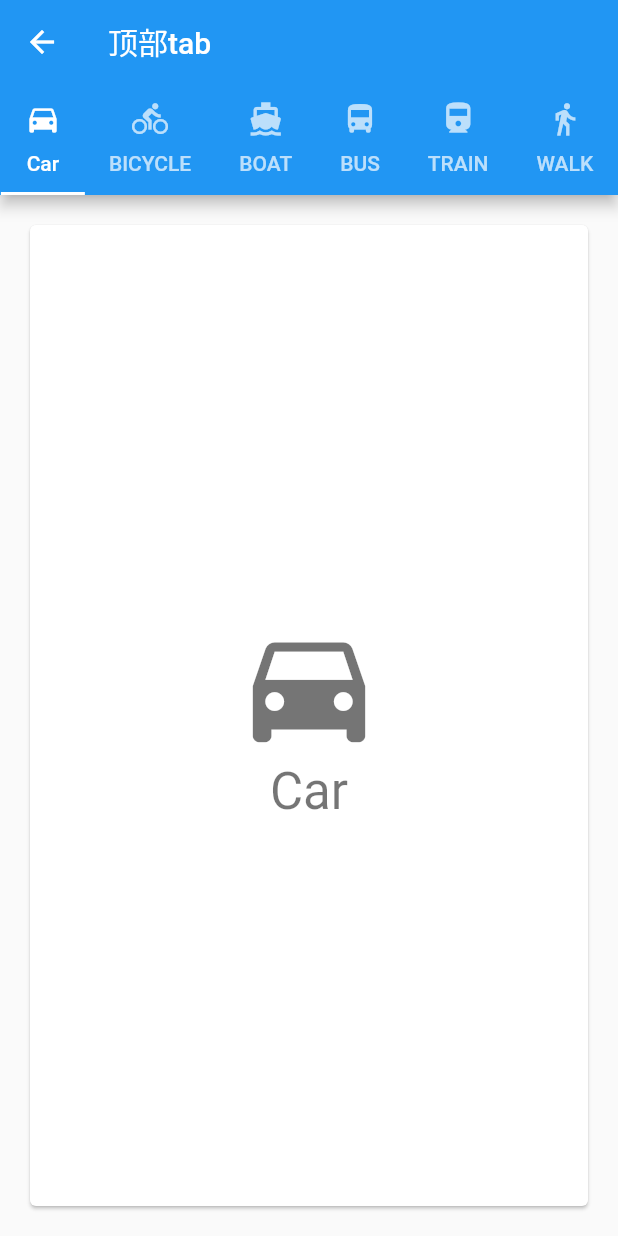
After one commit to wkl007/flutter_base_demo, a Flutter app: the TabAppBarPage screen opened by its route, on a phone screen of 412 x 824 dp. The commit adds this screen. Run offline on Flutter 3.47's test engine with Material 2 defaults, Android fonts, the phone set to English and light mode, and no system bars; our stand-ins replace dio, hexcolor, image_picker, shared_preferences; accounts and stored records are empty; network calls fail.

Commit message:
feat: 添加部分页面

```diff
--- /dev/null
+++ b/lib/pages/tab_app_bar_page.dart
@@ -0,0 +1,90 @@
+import 'package:flutter/material.dart';
+
+class TabAppBarPage extends StatelessWidget {
+  const TabAppBarPage({Key? key}) : super(key: key);
+
+  @override
+  Widget build(BuildContext context) {
+    return DefaultTabController(
+      length: choices.length,
+      child: Scaffold(
+        appBar: AppBar(
+          title: Text('顶部tab'),
+          leading: GestureDetector(
+            onTap: () {
+              Navigator.pop(context);
+            },
+            child: Icon(Icons.arrow_back),
+          ),
+          bottom: TabBar(
+            isScrollable: true,
+            tabs: choices.map((Choice choice) {
+              return Tab(
+                text: choice.title,
+                icon: Icon(choice.icon),
+              );
+            }).toList(),
+          ),
+        ),
+        body: TabBarView(
+          children: choices.map((Choice choice) {
+            return Padding(
+              padding: EdgeInsets.all(16),
+              child: ChoiceCard(
+                choice: choice,
+              ),
+            );
+          }).toList(),
+        ),
+      ),
+    );
+  }
+}
+
+class Choice {
+  const Choice({required this.title, required this.icon});
+
+  final String title;
+  final IconData icon;
+}
+
+const List<Choice> choices = const <Choice>[
+  const Choice(title: 'Car', icon: Icons.directions_car),
+  const Choice(title: 'BICYCLE', icon: Icons.directions_bike),
+  const Choice(title: 'BOAT', icon: Icons.directions_boat),
+  const Choice(title: 'BUS', icon: Icons.directions_bus),
+  const Choice(title: 'TRAIN', icon: Icons.directions_railway),
+  const Choice(title: 'WALK', icon: Icons.directions_walk),
+];
+
+class ChoiceCard extends StatelessWidget {
+  const ChoiceCard({Key? key, required this.choice}) : super(key: key);
+
+  final Choice choice;
+
+  @override
+  Widget build(BuildContext context) {
+    final TextStyle? textStyle = Theme.of(context).textTheme.headline4;
+
+    return Card(
+      color: Colors.white,
+      child: Center(
+        child: Column(
+          mainAxisSize: MainAxisSize.min,
+          crossAxisAlignment: CrossAxisAlignment.center,
+            children: <Widget>[
+              Icon(
+                choice.icon,
+                size: 100,
+                color: textStyle!.color,
+              ),
+              Text(
+                choice.title,
+                style: textStyle,
+              )
+            ]
+        ),
+      ),
+    );
+  }
+}
--- a/pubspec.yaml
+++ b/pubspec.yaml
@@ -29,7 +29,11 @@ dependencies:
   # Use with the CupertinoIcons class for iOS style icons.
   cupertino_icons: ^1.0.2
   hexcolor: ^2.0.3
+  image_picker: ^0.8.0
   url_launcher: ^6.0.5
+  http: ^0.13.3
+  dio: ^4.0.0
+  shared_preferences: ^2.0.6
 
 dev_dependencies:
   flutter_test:
```
Also changed, not shown: lib/main.dart (+19 -0 lines), lib/pages/dio_page.dart (added, +56 -0 lines), lib/pages/future_page.dart (added, +72 -0 lines), lib/pages/http_page.dart (added, +88 -0 lines), lib/pages/photo_app_page.dart (added, +116 -0 lines), lib/pages/shared_preferences_page.dart (added, +59 -0 lines), pubspec.lock, 1 other file.
